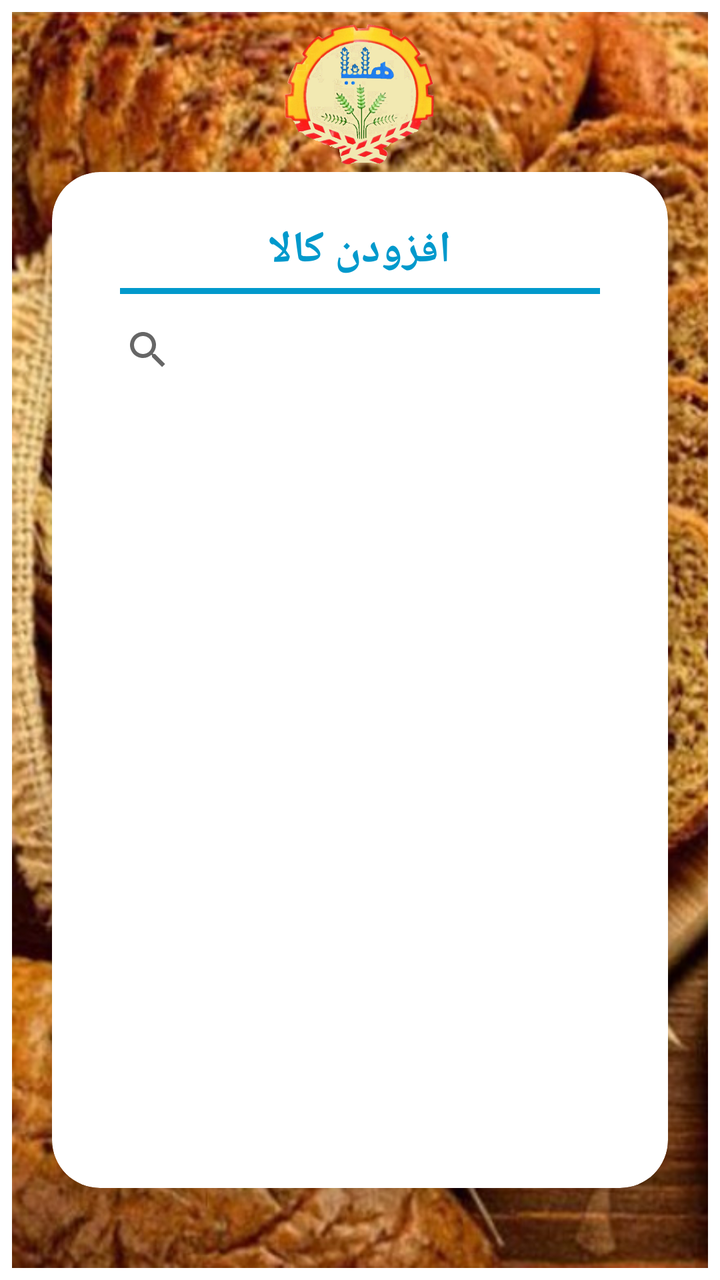
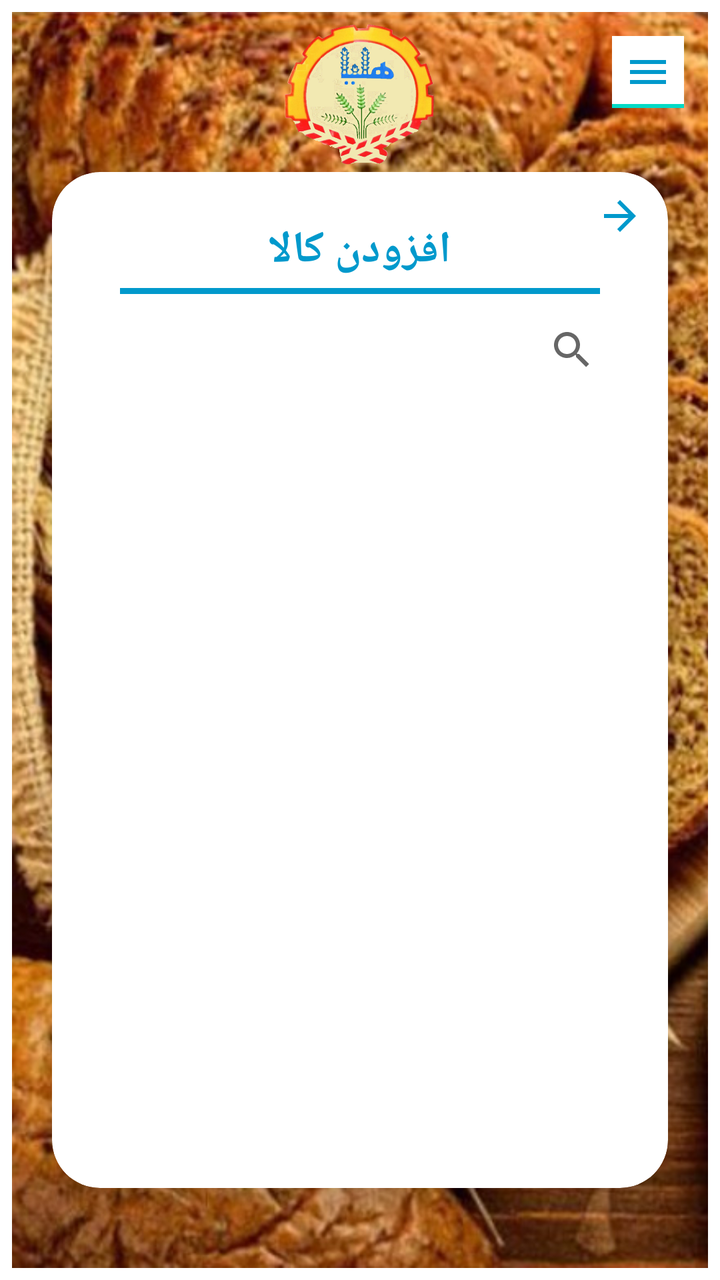

Compare the two renders of this Android layout. The source of the first and the diff that turns it into the second are given below.
<!-- AndroidManifest.xml: application theme Theme.Helia -->
<!-- res/layout/activity_product.xml -->
<?xml version="1.0" encoding="utf-8"?>
<ScrollView xmlns:android="http://schemas.android.com/apk/res/android"
    xmlns:app="http://schemas.android.com/apk/res-auto"
    xmlns:tools="http://schemas.android.com/tools"
    android:id="@+id/main"
    android:layout_width="match_parent"
    android:layout_height="match_parent"
    android:fillViewport="true">

    <androidx.constraintlayout.widget.ConstraintLayout
        android:layout_width="match_parent"
        android:layout_height="wrap_content"
        android:padding="6dp">
        
        <ImageView
            android:id="@+id/ivBackground"
            android:layout_width="0dp"
            android:layout_height="0dp"
            android:scaleType="centerCrop"
            android:src="@drawable/h62"
            app:layout_constraintBottom_toBottomOf="parent"
            app:layout_constraintEnd_toEndOf="parent"
            app:layout_constraintStart_toStartOf="parent"
            app:layout_constraintTop_toTopOf="parent" />

        <ImageView
            android:id="@+id/ivLogo"
            android:layout_width="80dp"
            android:layout_height="80dp"
            android:layout_marginBottom="24dp"
            android:src="@drawable/helia2"
            app:layout_constraintTop_toTopOf="@id/ivBackground"
            app:layout_constraintEnd_toEndOf="parent"
            app:layout_constraintStart_toStartOf="parent"
            />

        
        <com.google.android.material.card.MaterialCardView
            android:id="@+id/cardContainer"
            android:layout_width="match_parent"
            android:layout_height="0dp"
            android:layout_marginLeft="20dp"
            android:layout_marginRight="20dp"
            android:layout_marginTop="80dp"
            android:layout_marginBottom="40dp"
            app:cardCornerRadius="24dp"
            app:cardElevation="8dp"
            app:layout_constraintStart_toStartOf="@+id/ivBackground"
            app:layout_constraintTop_toTopOf="@id/ivBackground"
            app:layout_constraintBottom_toBottomOf="@id/ivBackground"
            app:strokeWidth="0dp"
            >

            <LinearLayout
                android:layout_width="match_parent"
                android:layout_height="match_parent"
                android:orientation="vertical"
                android:padding="24dp">

                <TextView
                    android:layout_width="wrap_content"
                    android:layout_height="wrap_content"
                    android:layout_gravity="center"
                    android:text="افزودن کالا"
                    android:textColor="#0099CC"
                    android:textSize="22sp"
                    android:textStyle="bold" />

                <View
                    android:layout_width="wrap_content"
                    android:layout_height="3dp"
                    android:layout_gravity="center"
                    android:layout_marginLeft="10dp"
                    android:layout_marginTop="4dp"
                    android:layout_marginRight="10dp"
                    android:layout_marginBottom="4dp"
                    android:background="#0099CC" />

                <SearchView
                    android:id="@+id/searchView"
                    android:layout_width="match_parent"
                    android:layout_height="wrap_content"
                    android:queryHint="جستجوی کالا"/>

                <androidx.recyclerview.widget.RecyclerView
                    android:id="@+id/rvProducts"
                    android:layout_width="match_parent"
                    android:layout_height="match_parent"/>

            </LinearLayout>
        </com.google.android.material.card.MaterialCardView>

    </androidx.constraintlayout.widget.ConstraintLayout>
</ScrollView>
<!-- resources referenced by this layout -->
<resources>
  <!-- drawable h62: jpg bitmap (drawable, 373856 bytes) -->
  <!-- drawable helia2: png bitmap (drawable, 226367 bytes) -->
  <style name="Theme.Helia" parent="Theme.MaterialComponents.DayNight.NoActionBar">
  
          <item name="android:statusBarColor">@android:color/white</item>
          <item name="android:navigationBarColor">@android:color/white</item>
  
          <item name="android:windowLightStatusBar">true</item>
          <item name="android:windowLightNavigationBar">true</item>
  
      </style>
</resources>

<!-- the commit's change to res/layout/activity_product.xml (unified diff, before → after) -->
@@ -1,94 +1,284 @@
 <?xml version="1.0" encoding="utf-8"?>
-<ScrollView xmlns:android="http://schemas.android.com/apk/res/android"
+<androidx.drawerlayout.widget.DrawerLayout xmlns:android="http://schemas.android.com/apk/res/android"
     xmlns:app="http://schemas.android.com/apk/res-auto"
-    xmlns:tools="http://schemas.android.com/tools"
-    android:id="@+id/main"
+    android:id="@+id/drawerLayout"
     android:layout_width="match_parent"
     android:layout_height="match_parent"
-    android:fillViewport="true">
-
-    <androidx.constraintlayout.widget.ConstraintLayout
-        android:layout_width="match_parent"
-        android:layout_height="wrap_content"
-        android:padding="6dp">
+    android:layoutDirection="rtl">
+
+    <ScrollView
+        android:id="@+id/main"
+        android:layout_width="match_parent"
+        android:layout_height="match_parent"
+        android:fillViewport="true">
+
+        <androidx.constraintlayout.widget.ConstraintLayout
+            android:layout_width="match_parent"
+            android:layout_height="wrap_content"
+            android:padding="6dp">
+            
+            <ImageView
+                android:id="@+id/ivBackground"
+                android:layout_width="0dp"
+                android:layout_height="0dp"
+                android:scaleType="centerCrop"
+                android:src="@drawable/h62"
+                app:layout_constraintBottom_toBottomOf="parent"
+                app:layout_constraintEnd_toEndOf="parent"
+                app:layout_constraintStart_toStartOf="parent"
+                app:layout_constraintTop_toTopOf="parent" />
+
+            <ImageButton
+                android:id="@+id/btnMenu"
+                android:layout_width="36dp"
+                android:layout_height="36dp"
+                android:layout_margin="12dp"
+                android:background="?attr/actionModeBackground"
+                android:contentDescription="منو"
+                android:padding="12dp"
+                android:src="@drawable/ic_menu"
+                app:layout_constraintStart_toStartOf="parent"
+                app:layout_constraintTop_toTopOf="parent"
+                app:tint="#0099CC" />
+
+            <ImageView
+                android:id="@+id/ivLogo"
+                android:layout_width="80dp"
+                android:layout_height="80dp"
+                android:layout_marginBottom="24dp"
+                android:src="@drawable/helia2"
+                app:layout_constraintEnd_toEndOf="parent"
+                app:layout_constraintStart_toStartOf="parent"
+                app:layout_constraintTop_toTopOf="@id/ivBackground" />
+
+            
+            <com.google.android.material.card.MaterialCardView
+                android:id="@+id/cardContainer"
+                android:layout_width="match_parent"
+                android:layout_height="0dp"
+                android:layout_marginLeft="20dp"
+                android:layout_marginTop="80dp"
+                android:layout_marginRight="20dp"
+                android:layout_marginBottom="40dp"
+                app:cardCornerRadius="24dp"
+                app:cardElevation="8dp"
+                app:layout_constraintBottom_toBottomOf="@id/ivBackground"
+                app:layout_constraintStart_toStartOf="@+id/ivBackground"
+                app:layout_constraintTop_toTopOf="@id/ivBackground"
+                app:strokeWidth="0dp">
+
+                <ImageButton
+                    android:id="@+id/btnBack"
+                    android:layout_width="32dp"
+                    android:layout_height="32dp"
+                    android:layout_marginTop="6dp"
+                    android:layout_marginRight="8dp"
+                    android:background="@android:color/transparent"
+                    android:contentDescription="بازگشت به صفحه ورود"
+                    android:src="?attr/homeAsUpIndicator"
+                    app:layout_constraintEnd_toEndOf="parent"
+                    app:layout_constraintTop_toTopOf="parent"
+                    app:tint="#0099CC" />
+
+                <LinearLayout
+                    android:layout_width="match_parent"
+                    android:layout_height="match_parent"
+                    android:orientation="vertical"
+                    android:padding="24dp">
+
+                    <TextView
+                        android:layout_width="wrap_content"
+                        android:layout_height="wrap_content"
+                        android:layout_gravity="center"
+                        android:text="افزودن کالا"
+                        android:textColor="#0099CC"
+                        android:textSize="22sp"
+                        android:textStyle="bold" />
+
+                    <View
+                        android:layout_width="wrap_content"
+                        android:layout_height="3dp"
+                        android:layout_gravity="center"
+                        android:layout_marginLeft="10dp"
+                        android:layout_marginTop="4dp"
+                        android:layout_marginRight="10dp"
+                        android:layout_marginBottom="4dp"
+                        android:background="#0099CC" />
+
+                    <SearchView
+                        android:id="@+id/searchView"
+                        android:layout_width="match_parent"
+                        android:layout_height="wrap_content"
+                        android:queryHint="جستجوی کالا" />
+
+                    <androidx.recyclerview.widget.RecyclerView
+                        android:id="@+id/rvProducts"
+                        android:layout_width="match_parent"
+                        android:layout_height="match_parent" />
+
+                </LinearLayout>
+            </com.google.android.material.card.MaterialCardView>
+
+        </androidx.constraintlayout.widget.ConstraintLayout>
+    </ScrollView>
+
+    <include
+        android:id="@+id/drawerMenu"
+        layout="@layout/drawer_menu"
+        android:layout_width="250dp"
+        android:layout_height="match_parent"
+        android:layout_gravity="start" />
+
+</androidx.drawerlayout.widget.DrawerLayout>
+<!-- res/layout/drawer_menu.xml (included above) -->
+<?xml version="1.0" encoding="utf-8"?>
+<LinearLayout xmlns:android="http://schemas.android.com/apk/res/android"
+    xmlns:app="http://schemas.android.com/apk/res-auto"
+    android:layout_width="300dp"
+    android:layout_height="match_parent"
+    android:background="?attr/colorSurface"
+    android:elevation="12dp"
+    android:layoutDirection="rtl"
+    android:orientation="vertical">
+
+    
+    <LinearLayout
+        android:layout_width="match_parent"
+        android:layout_height="190dp"
+        android:background="#0099CC"
+        android:orientation="vertical">
+
         
-        <ImageView
-            android:id="@+id/ivBackground"
-            android:layout_width="0dp"
-            android:layout_height="0dp"
-            android:scaleType="centerCrop"
-            android:src="@drawable/h62"
-            app:layout_constraintBottom_toBottomOf="parent"
-            app:layout_constraintEnd_toEndOf="parent"
-            app:layout_constraintStart_toStartOf="parent"
-            app:layout_constraintTop_toTopOf="parent" />
-
-        <ImageView
-            android:id="@+id/ivLogo"
-            android:layout_width="80dp"
-            android:layout_height="80dp"
-            android:layout_marginBottom="24dp"
-            android:src="@drawable/helia2"
-            app:layout_constraintTop_toTopOf="@id/ivBackground"
-            app:layout_constraintEnd_toEndOf="parent"
-            app:layout_constraintStart_toStartOf="parent"
-            />
+        <LinearLayout
+            android:layout_width="match_parent"
+            android:layout_height="wrap_content"
+            android:gravity="center_vertical|end"
+            android:paddingTop="4dp"
+            android:paddingEnd="4dp">
+
+            <ImageButton
+                android:id="@+id/btnCloseDrawer"
+                android:layout_width="30dp"
+                android:layout_height="30dp"
+                android:background="@android:color/transparent"
+                android:contentDescription="بستن منو"
+                android:src="@drawable/ic_close"
+                app:tint="#FFFFFF" />
+
+        </LinearLayout>
 
         
-        <com.google.android.material.card.MaterialCardView
-            android:id="@+id/cardContainer"
+        <LinearLayout
             android:layout_width="match_parent"
-            android:layout_height="0dp"
-            android:layout_marginLeft="20dp"
-            android:layout_marginRight="20dp"
-            android:layout_marginTop="80dp"
-            android:layout_marginBottom="40dp"
-            app:cardCornerRadius="24dp"
-            app:cardElevation="8dp"
-            app:layout_constraintStart_toStartOf="@+id/ivBackground"
-            app:layout_constraintTop_toTopOf="@id/ivBackground"
-            app:layout_constraintBottom_toBottomOf="@id/ivBackground"
-            app:strokeWidth="0dp"
-            >
-
-            <LinearLayout
-                android:layout_width="match_parent"
-                android:layout_height="match_parent"
-                android:orientation="vertical"
-                android:padding="24dp">
-
-                <TextView
-                    android:layout_width="wrap_content"
-                    android:layout_height="wrap_content"
-                    android:layout_gravity="center"
-                    android:text="افزودن کالا"
-                    android:textColor="#0099CC"
-                    android:textSize="22sp"
-                    android:textStyle="bold" />
-
-                <View
-                    android:layout_width="wrap_content"
-                    android:layout_height="3dp"
-                    android:layout_gravity="center"
-                    android:layout_marginLeft="10dp"
-                    android:layout_marginTop="4dp"
-                    android:layout_marginRight="10dp"
-                    android:layout_marginBottom="4dp"
-                    android:background="#0099CC" />
-
-                <SearchView
-                    android:id="@+id/searchView"
-                    android:layout_width="match_parent"
-                    android:layout_height="wrap_content"
-                    android:queryHint="جستجوی کالا"/>
-
-                <androidx.recyclerview.widget.RecyclerView
-                    android:id="@+id/rvProducts"
-                    android:layout_width="match_parent"
-                    android:layout_height="match_parent"/>
-
-            </LinearLayout>
-        </com.google.android.material.card.MaterialCardView>
-
-    </androidx.constraintlayout.widget.ConstraintLayout>
-</ScrollView>
+            android:layout_height="wrap_content"
+            android:gravity="center"
+            android:orientation="vertical"
+            android:padding="8dp">
+
+            <ImageView
+                android:id="@+id/imgDrawerLogo"
+                android:layout_width="65dp"
+                android:layout_height="65dp"
+                android:contentDescription="لوگوی هلیا"
+                android:src="@drawable/helia2" />
+
+            <TextView
+                android:layout_width="wrap_content"
+                android:layout_height="wrap_content"
+                android:layout_marginTop="5dp"
+                android:text="هلیا"
+                android:textColor="#FFFFFF"
+                android:textSize="24sp"
+                android:textStyle="bold" />
+
+            <TextView
+                android:layout_width="wrap_content"
+                android:layout_height="wrap_content"
+                android:layout_marginTop="1dp"
+                android:text="سامانه نان فانتزی هلیا"
+                android:textColor="#FFFFFF"
+                android:textSize="14sp" />
+
+        </LinearLayout>
+
+    </LinearLayout>
+
+    
+    <View
+        android:layout_width="match_parent"
+        android:layout_height="1dp"
+        android:background="#DDDDDD" />
+
+    
+    <TextView
+        android:id="@+id/menuNewInvoice"
+        android:layout_width="match_parent"
+        android:layout_height="55dp"
+        android:gravity="center_vertical"
+        android:paddingStart="20dp"
+        android:paddingEnd="20dp"
+        android:text="🧾   فاکتور جدید"
+        android:textColor="?attr/colorOnSurface"
+        android:textSize="17sp" />
+
+    
+
+
+    
+    <TextView
+        android:id="@+id/menuInvoiceHistory"
+        android:layout_width="match_parent"
+        android:layout_height="55dp"
+        android:gravity="center_vertical"
+        android:paddingStart="20dp"
+        android:paddingEnd="20dp"
+        android:text="📋   سوابق/تصویر فاکتورها"
+        android:textColor="?attr/colorOnSurface"
+        android:textSize="17sp" />
+
+    
+
+
+    
+
+
+
+
+    
+    <TextView
+        android:id="@+id/menuSettings"
+        android:layout_width="match_parent"
+        android:layout_height="55dp"
+        android:gravity="center_vertical"
+        android:paddingStart="20dp"
+        android:paddingEnd="20dp"
+        android:text="⚙   تنظیمات"
+        android:textColor="?attr/colorOnSurface"
+        android:textSize="17sp" />
+
+    
+    <TextView
+        android:id="@+id/menuAbout"
+        android:layout_width="match_parent"
+        android:layout_height="55dp"
+        android:gravity="center_vertical"
+        android:paddingStart="20dp"
+        android:paddingEnd="20dp"
+        android:text="\u200Fℹ️   درباره برنامه"
+        android:textColor="?attr/colorOnSurface"
+        android:textSize="17sp" />
+
+
+    
+    <TextView
+        android:id="@+id/menuLogout"
+        android:layout_width="match_parent"
+        android:layout_height="55dp"
+        android:gravity="center_vertical"
+        android:paddingStart="20dp"
+        android:paddingEnd="20dp"
+        android:text="🚪   خروج"
+        android:textColor="?attr/colorOnSurface"
+        android:textSize="17sp" />
+
+</LinearLayout>
<!-- resource entries referenced after the edit -->
@@ -2,6 +2,30 @@
 <resources>
   <!-- drawable h62: jpg bitmap (drawable, 373856 bytes) -->
   <!-- drawable helia2: png bitmap (drawable, 226367 bytes) -->
+  <!-- drawable ic_close (drawable) -->
+  <vector xmlns:android="http://schemas.android.com/apk/res/android"
+      android:width="24dp"
+      android:height="24dp"
+      android:viewportWidth="24"
+      android:viewportHeight="24">
+  
+      <path
+          android:fillColor="#FFFFFF"
+          android:pathData="M18.3,5.71L16.89,4.29 12,9.17 7.11,4.29 5.7,5.71 10.59,10.59 5.7,15.48 7.11,16.89 12,12 16.89,16.89 18.3,15.48 13.41,10.59z" />
+  
+  </vector>
+  <!-- drawable ic_menu (drawable) -->
+  <?xml version="1.0" encoding="utf-8"?>
+  <vector xmlns:android="http://schemas.android.com/apk/res/android"
+      android:width="24dp"
+      android:height="24dp"
+      android:viewportWidth="24"
+      android:viewportHeight="24">
+  
+      <path
+          android:fillColor="#FF000000"
+          android:pathData="M3,6h18v2H3zM3,11h18v2H3zM3,16h18v2H3z" />
+  </vector>
   <style name="Theme.Helia" parent="Theme.MaterialComponents.DayNight.NoActionBar">
   
           <item name="android:statusBarColor">@android:color/white</item>
